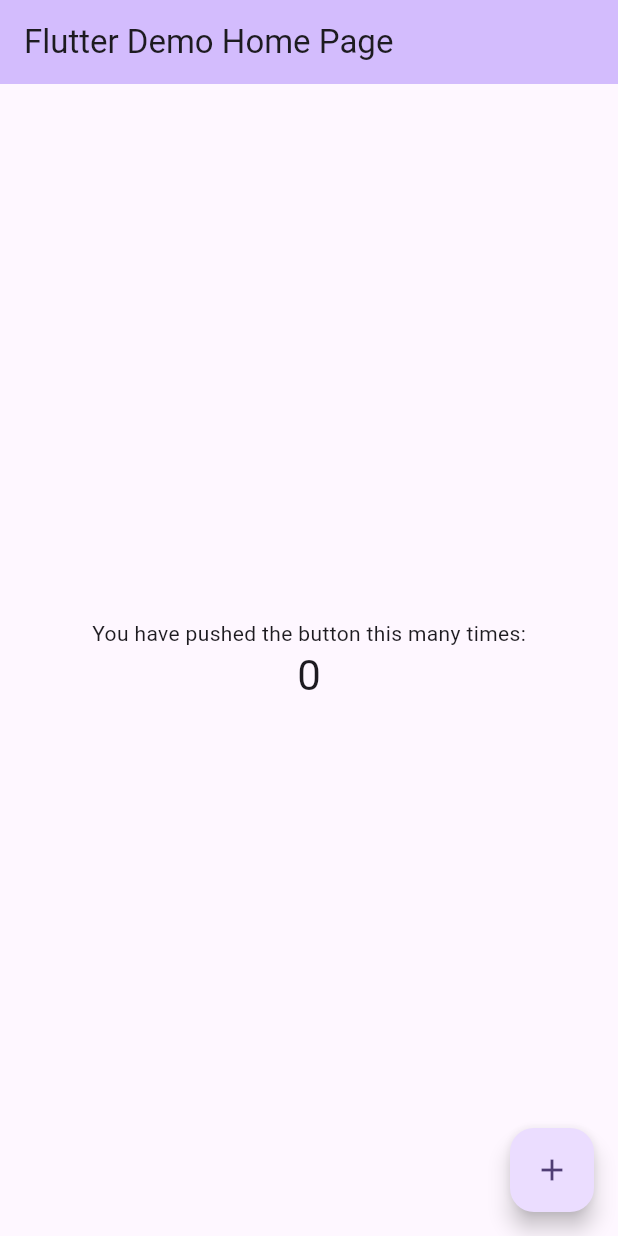
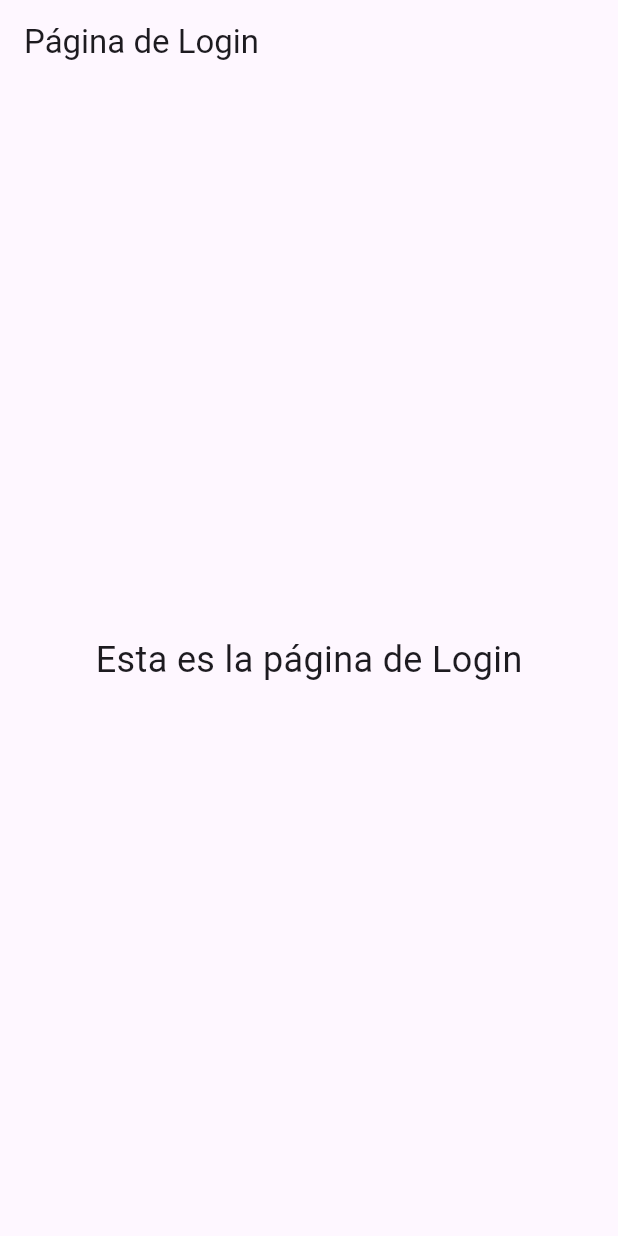
Before and after one commit to JFETA/appoff, a Flutter app: the screen it shows after launch, on a phone screen of 412 x 824 dp. Run offline on Flutter 3.47's test engine with Material 3 defaults, Android fonts, the phone set to English and light mode, and no system bars; our stand-ins replace firebase_core; accounts and stored records are empty.

Commit message:
Guardar version actual

```diff
--- /dev/null
+++ b/lib/login_page.dart
@@ -0,0 +1,20 @@
+import 'package:flutter/material.dart';
+
+class LoginPage extends StatelessWidget {
+  const LoginPage({super.key});
+
+  @override
+  Widget build(BuildContext context) {
+    return Scaffold(
+      appBar: AppBar(
+        title: const Text('Página de Login'),
+      ),
+      body: Center(
+        child: Text(
+          'Esta es la página de Login',
+          style: TextStyle(fontSize: 24.0),
+        ),
+      ),
+    );
+  }
+}
--- a/lib/main.dart
+++ b/lib/main.dart
@@ -1,122 +1,21 @@
 import 'package:flutter/material.dart';
+import 'package:appoff/login_page.dart'; // Import the login_page.dart file
 
 void main() {
-  runApp(const MyApp());
+  runApp(MyApp());
 }
 
 class MyApp extends StatelessWidget {
   const MyApp({super.key});
 
-  // This widget is the root of your application.
   @override
   Widget build(BuildContext context) {
     return MaterialApp(
       title: 'Flutter Demo',
       theme: ThemeData(
-        // This is the theme of your application.
-        //
-        // TRY THIS: Try running your application with "flutter run". You'll see
-        // the application has a purple toolbar. Then, without quitting the app,
-        // try changing the seedColor in the colorScheme below to Colors.green
-        // and then invoke "hot reload" (save your changes or press the "hot
-        // reload" button in a Flutter-supported IDE, or press "r" if you used
-        // the command line to start the app).
-        //
-        // Notice that the counter didn't reset back to zero; the application
-        // state is not lost during the reload. To reset the state, use hot
-        // restart instead.
-        //
-        // This works for code too, not just values: Most code changes can be
-        // tested with just a hot reload.
-        colorScheme: ColorScheme.fromSeed(seedColor: Colors.deepPurple),
+        primarySwatch: Colors.blue,
       ),
-      home: const MyHomePage(title: 'Flutter Demo Home Page'),
+      home: LoginPage(), // Set LoginPage as the initial route
     );
   }
 }
-
-class MyHomePage extends StatefulWidget {
-  const MyHomePage({super.key, required this.title});
-
-  // This widget is the home page of your application. It is stateful, meaning
-  // that it has a State object (defined below) that contains fields that affect
-  // how it looks.
-
-  // This class is the configuration for the state. It holds the values (in this
-  // case the title) provided by the parent (in this case the App widget) and
-  // used by the build method of the State. Fields in a Widget subclass are
-  // always marked "final".
-
-  final String title;
-
-  @override
-  State<MyHomePage> createState() => _MyHomePageState();
-}
-
-class _MyHomePageState extends State<MyHomePage> {
-  int _counter = 0;
-
-  void _incrementCounter() {
-    setState(() {
-      // This call to setState tells the Flutter framework that something has
-      // changed in this State, which causes it to rerun the build method below
-      // so that the display can reflect the updated values. If we changed
-      // _counter without calling setState(), then the build method would not be
-      // called again, and so nothing would appear to happen.
-      _counter++;
-    });
-  }
-
-  @override
-  Widget build(BuildContext context) {
-    // This method is rerun every time setState is called, for instance as done
-    // by the _incrementCounter method above.
-    //
-    // The Flutter framework has been optimized to make rerunning build methods
-    // fast, so that you can just rebuild anything that needs updating rather
-    // than having to individually change instances of widgets.
-    return Scaffold(
-      appBar: AppBar(
-        // TRY THIS: Try changing the color here to a specific color (to
-        // Colors.amber, perhaps?) and trigger a hot reload to see the AppBar
-        // change color while the other colors stay the same.
-        backgroundColor: Theme.of(context).colorScheme.inversePrimary,
-        // Here we take the value from the MyHomePage object that was created by
-        // the App.build method, and use it to set our appbar title.
-        title: Text(widget.title),
-      ),
-      body: Center(
-        // Center is a layout widget. It takes a single child and positions it
-        // in the middle of the parent.
-        child: Column(
-          // Column is also a layout widget. It takes a list of children and
-          // arranges them vertically. By default, it sizes itself to fit its
-          // children horizontally, and tries to be as tall as its parent.
-          //
-          // Column has various properties to control how it sizes itself and
-          // how it positions its children. Here we use mainAxisAlignment to
-          // center the children vertically; the main axis here is the vertical
-          // axis because Columns are vertical (the cross axis would be
-          // horizontal).
-          //
-          // TRY THIS: Invoke "debug painting" (choose the "Toggle Debug Paint"
-          // action in the IDE, or press "p" in the console), to see the
-          // wireframe for each widget.
-          mainAxisAlignment: MainAxisAlignment.center,
-          children: <Widget>[
-            const Text('You have pushed the button this many times:'),
-            Text(
-              '$_counter',
-              style: Theme.of(context).textTheme.headlineMedium,
-            ),
-          ],
-        ),
-      ),
-      floatingActionButton: FloatingActionButton(
-        onPressed: _incrementCounter,
-        tooltip: 'Increment',
-        child: const Icon(Icons.add),
-      ), // This trailing comma makes auto-formatting nicer for build methods.
-    );
-  }
-}
--- a/pubspec.yaml
+++ b/pubspec.yaml
@@ -34,6 +34,7 @@ dependencies:
   # The following adds the Cupertino Icons font to your application.
   # Use with the CupertinoIcons class for iOS style icons.
   cupertino_icons: ^1.0.8
+  firebase_core: ^3.14.0
 
 dev_dependencies:
   flutter_test:
@@ -44,7 +45,7 @@ dev_dependencies:
   # activated in the `analysis_options.yaml` file located at the root of your
   # package. See that file for information about deactivating specific lint
   # rules and activating additional ones.
-  flutter_lints: ^5.0.0
+  flutter_lints: ^6.0.0
 
 # For information on the generic Dart part of this file, see the
 # following page: https://dart.dev/tools/pub/pubspec
```
Also changed, not shown: lib/home_page.dart (added, +39 -0 lines), firebase.json (added), lib/firebase_options.dart (added), pubspec.lock, 7 other files.
